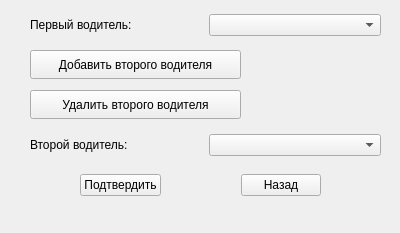
First picture: the form in project/kursovaya/pickdriver.ui, repository EXpecky/kursach, before the edit.
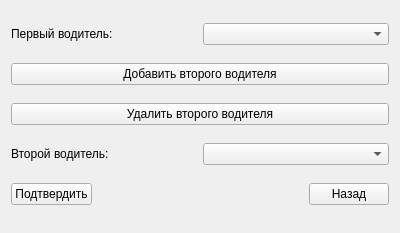
Second picture: the form after the edit.

```diff
--- a/project/kursovaya/pickdriver.ui
+++ b/project/kursovaya/pickdriver.ui
@@ -13,15 +13,8 @@
   <property name="windowTitle">
    <string>Form</string>
   </property>
-  <widget class="QWidget" name="layoutWidget">
-   <property name="geometry">
-    <rect>
-     <x>30</x>
-     <y>10</y>
-     <width>351</width>
-     <height>30</height>
-    </rect>
-   </property>
+  <layout class="QGridLayout" name="gridLayout">
+   <item row="0" column="0">
    <layout class="QHBoxLayout" name="horizontalLayout">
     <item>
      <widget class="QLabel" name="label">
@@ -34,16 +27,22 @@
      <widget class="QComboBox" name="comboBox"/>
     </item>
    </layout>
-  </widget>
-  <widget class="QWidget" name="layoutWidget">
-   <property name="geometry">
-    <rect>
-     <x>30</x>
-     <y>130</y>
-     <width>351</width>
-     <height>30</height>
-    </rect>
-   </property>
+   </item>
+   <item row="1" column="0">
+    <widget class="QPushButton" name="addSecond_pushButton">
+     <property name="text">
+      <string>Добавить второго водителя</string>
+     </property>
+    </widget>
+   </item>
+   <item row="2" column="0">
+    <widget class="QPushButton" name="daleteSecond_pushButton">
+     <property name="text">
+      <string>Удалить второго водителя</string>
+     </property>
+    </widget>
+   </item>
+   <item row="3" column="0">
    <layout class="QHBoxLayout" name="horizontalLayout_2">
     <item>
      <widget class="QLabel" name="label_2">
@@ -56,16 +55,8 @@
      <widget class="QComboBox" name="comboBox_2"/>
     </item>
    </layout>
-  </widget>
-  <widget class="QWidget" name="layoutWidget">
-   <property name="geometry">
-    <rect>
-     <x>80</x>
-     <y>170</y>
-     <width>241</width>
-     <height>31</height>
-    </rect>
-   </property>
+   </item>
+   <item row="4" column="0">
    <layout class="QHBoxLayout" name="horizontalLayout_3">
     <item>
      <widget class="QPushButton" name="accept_pushButton">
@@ -95,33 +86,8 @@
      </widget>
     </item>
    </layout>
-  </widget>
-  <widget class="QPushButton" name="addSecond_pushButton">
-   <property name="geometry">
-    <rect>
-     <x>30</x>
-     <y>50</y>
-     <width>211</width>
-     <height>29</height>
-    </rect>
-   </property>
-   <property name="text">
-    <string>Добавить второго водителя</string>
-   </property>
-  </widget>
-  <widget class="QPushButton" name="daleteSecond_pushButton">
-   <property name="geometry">
-    <rect>
-     <x>30</x>
-     <y>90</y>
-     <width>211</width>
-     <height>29</height>
-    </rect>
-   </property>
-   <property name="text">
-    <string>Удалить второго водителя</string>
-   </property>
-  </widget>
+   </item>
+  </layout>
  </widget>
  <resources/>
  <connections/>
```
Lines whose indentation alone changed are shown as unchanged.
